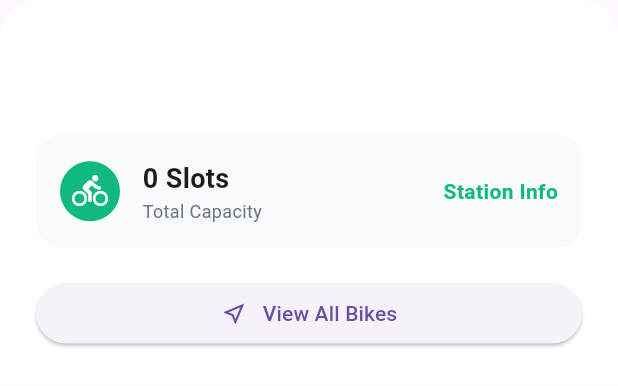
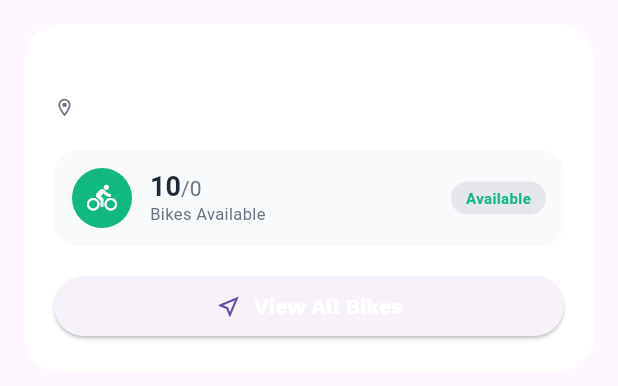
Before and after one commit to sonnevaly/CityBike, a Flutter app: the StationDialog widget shown alone on an empty page, opened directly with empty values, on a phone screen of 412 x 824 dp. Shown: the top 386 px of the screen. Run offline on Flutter 3.47's test engine with Material 3 defaults, Android fonts, the phone set to English and light mode, and no system bars; our stand-ins replace flutter_svg, google_maps_flutter; accounts and stored records are empty.

Commit message:
add 2 functions in map, fixed

```diff
--- a/lib/ui/screens/bike_map/widgets/station_dialog.dart
+++ b/lib/ui/screens/bike_map/widgets/station_dialog.dart
@@ -4,72 +4,84 @@ import 'package:citybike/model/station/station.dart';
 
 class StationDialog extends StatelessWidget {
   final Station station;
-
   const StationDialog({super.key, required this.station});
 
   @override
   Widget build(BuildContext context) {
     return Container(
-      padding: const EdgeInsets.all(24),
-      decoration: const BoxDecoration(
+      margin: const EdgeInsets.all(16),
+      padding: const EdgeInsets.all(20),
+      decoration: BoxDecoration(
         color: Colors.white,
-        borderRadius: BorderRadius.vertical(top: Radius.circular(24)),
+        borderRadius: BorderRadius.circular(24),
       ),
       child: Column(
         mainAxisSize: MainAxisSize.min,
         crossAxisAlignment: CrossAxisAlignment.start,
         children: [
-          Text(station.name, style: AppTextStyles.sectionHeader),
-          Text(station.address, style: AppTextStyles.body),
+          Text(station.name, style: AppTextStyles.sectionHeader.copyWith(fontSize: 16)),
+          const SizedBox(height: 4),
+          Row(
+            children: [
+              const Icon(Icons.location_on_outlined, size: 14, color: AppColors.gray),
+              const SizedBox(width: 4),
+              Expanded(child: Text(station.address, style: AppTextStyles.body.copyWith(fontSize: 12))),
+            ],
+          ),
           const SizedBox(height: 20),
 
-          // Availability Box (Figma Style)
+          // Availability Info Box
           Container(
-            padding: const EdgeInsets.all(16),
+            padding: const EdgeInsets.all(12),
             decoration: BoxDecoration(
               color: AppColors.surface,
               borderRadius: BorderRadius.circular(16),
             ),
             child: Row(
               children: [
-                const CircleAvatar(
+                CircleAvatar(
                   backgroundColor: AppColors.primary,
-                  child: Icon(Icons.directions_bike, color: Colors.white),
+                  radius: 20,
+                  child: const Icon(Icons.directions_bike, color: Colors.white, size: 20),
                 ),
-                const SizedBox(width: 15),
+                const SizedBox(width: 12),
                 Column(
                   crossAxisAlignment: CrossAxisAlignment.start,
                   children: [
-                    // Member 3 used 'totalslots' in the model
-                    Text("${station.totalSlots} Slots",
-                        style: const TextStyle(fontSize: 18, fontWeight: FontWeight.bold)),
-                    const Text("Total Capacity", style: TextStyle(color: AppColors.gray, fontSize: 12)),
+                    RichText(
+                      text: TextSpan(
+                        children: [
+                          TextSpan(text: "10", style: TextStyle(color: AppColors.dark, fontWeight: FontWeight.bold, fontSize: 18)),
+                          TextSpan(text: "/${station.totalSlots}", style: TextStyle(color: AppColors.gray, fontSize: 14)),
+                        ],
+                      ),
+                    ),
+                    const Text("Bikes Available", style: TextStyle(color: AppColors.gray, fontSize: 11)),
                   ],
                 ),
                 const Spacer(),
-                const Text("Station Info", style: TextStyle(color: AppColors.primary, fontWeight: FontWeight.bold)),
+                Container(
+                  padding: const EdgeInsets.symmetric(horizontal: 10, vertical: 4),
+                  decoration: BoxDecoration(color: AppColors.lightGray, borderRadius: BorderRadius.circular(20)),
+                  child: const Text("Available", style: TextStyle(color: AppColors.primary, fontSize: 10, fontWeight: FontWeight.bold)),
+                )
               ],
             ),
           ),
+          const SizedBox(height: 16),
 
-          const SizedBox(height: 20),
-
-          // Button to Member 3's Detail Screen
+          // Green Action Button
           ElevatedButton(
             onPressed: () {
-              Navigator.pop(context); // Close dialog
-              Navigator.pushNamed(
-                context,
-                '/station-details',
-                arguments: station, // Passing the whole Station object
-              );
+              Navigator.pop(context);
+              Navigator.pushNamed(context, '/station-details', arguments: station);
             },
-            child: const Row(
+            child: Row(
               mainAxisAlignment: MainAxisAlignment.center,
               children: [
-                Icon(Icons.near_me_outlined),
-                SizedBox(width: 10),
-                Text("View All Bikes"),
+                const Icon(Icons.near_me_outlined, size: 18),
+                const SizedBox(width: 8),
+                Text("View All Bikes", style: AppTextStyles.emphasizedBody.copyWith(color: Colors.white)),
               ],
             ),
           ),
--- a/lib/ui/screens/bike_map/widgets/station_marker.dart
+++ b/lib/ui/screens/bike_map/widgets/station_marker.dart
@@ -10,10 +10,11 @@ class StationMarker {
   }) {
     return Marker(
       markerId: MarkerId(station.id),
-      // MATCHED: Used Member 3's variable names
+      // MUST use .latitude and .longitude to match your model
       position: LatLng(station.latitude, station.longitude),
       onTap: () => onTap(station, context),
       icon: BitmapDescriptor.defaultMarkerWithHue(BitmapDescriptor.hueGreen),
+      infoWindow: InfoWindow(title: station.name),
     );
   }
 }
```
Also changed, not shown: lib/ui/screens/bike_map/view_model/map_view_model.dart (+24 -0 lines), lib/ui/screens/bike_map/widgets/map_content.dart (+194 -9 lines), 3 other files.
